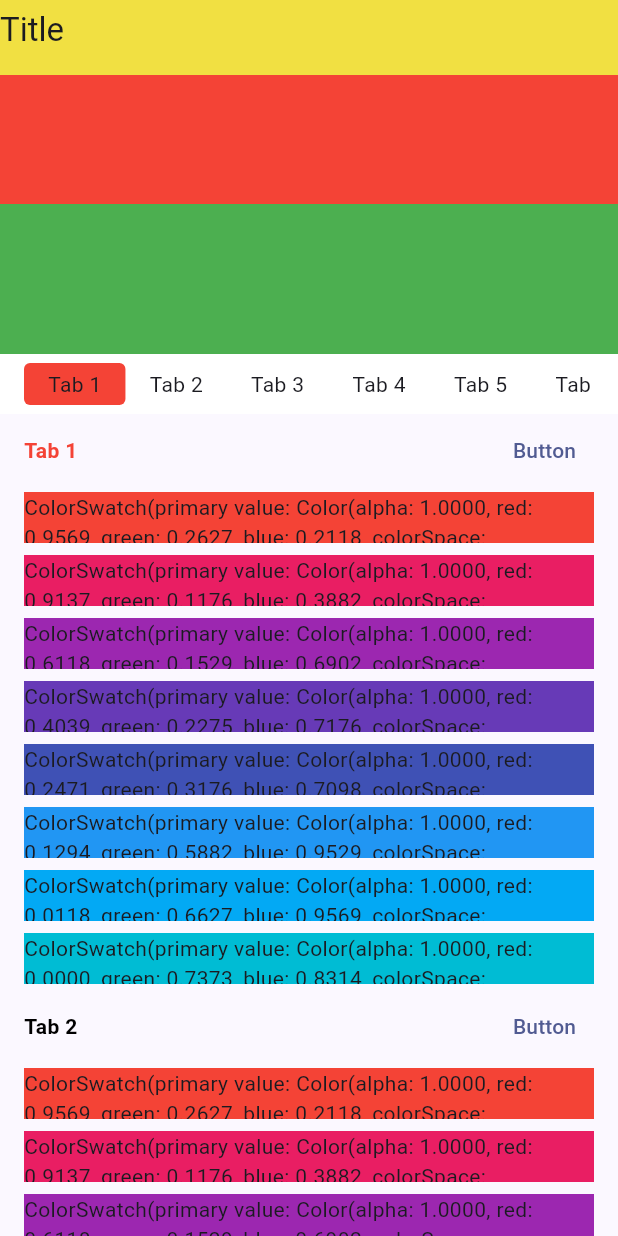
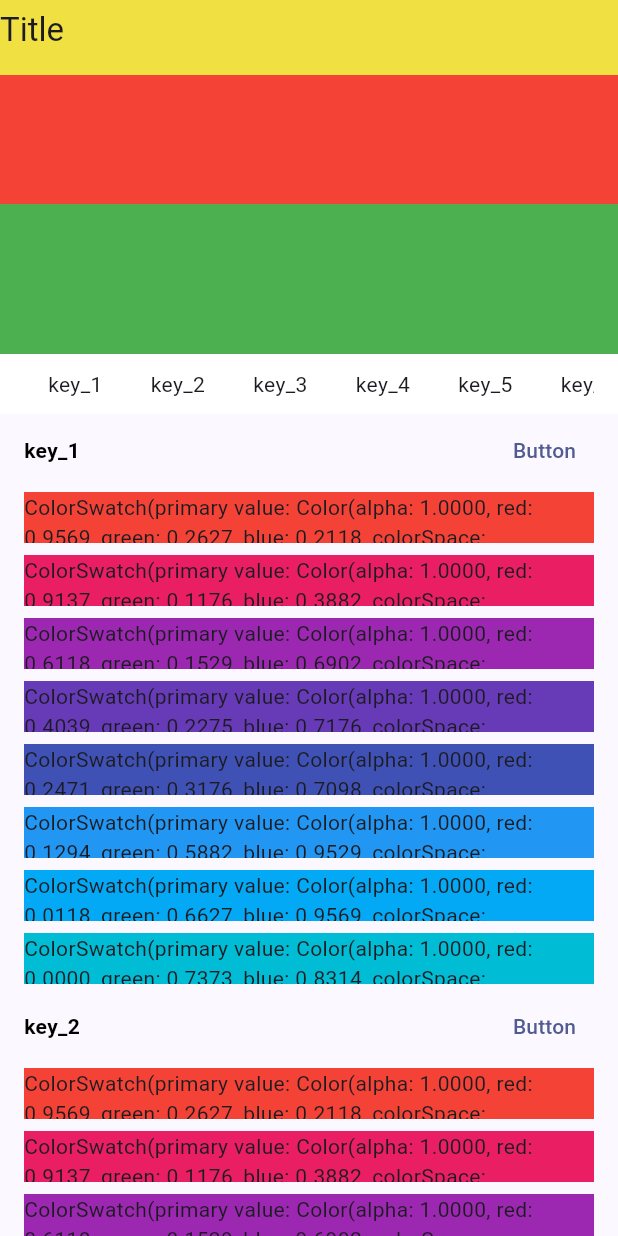
Before and after one commit to makromusic/mm_scrollable_tabs, a Flutter app: the screen it shows after launch, scrolled down 576 dp, on a phone screen of 412 x 824 dp. Run offline on Flutter 3.47's test engine with Material 3 defaults, Android fonts, the phone set to English and light mode, and no system bars.

Commit message:
Remove public globalKeys and labels

```diff
--- a/lib/src/mm_scrollable_tabs_bar.dart
+++ b/lib/src/mm_scrollable_tabs_bar.dart
@@ -12,10 +12,7 @@ class MMScrollableTabsBar<T> extends StatefulWidget {
   final MMScrollableTabsController<T> controller;
   final double firstItemLeftPadding;
   final double lastItemRightPadding;
-  final Widget Function(
-    MMScrollableTabsItem<T> tab,
-    bool active,
-  ) buildTabWidget;
+  final Widget Function(T key, bool active) buildTabWidget;
 
   @override
   State<MMScrollableTabsBar<T>> createState() => _MMScrollableTabsBarState<T>();
@@ -71,21 +68,16 @@ class _MMScrollableTabsBarState<T> extends State<MMScrollableTabsBar<T>> {
   @override
   Widget build(BuildContext context) {
     final children = <Widget>[];
-    children.add(
-      SizedBox(width: widget.firstItemLeftPadding),
-    );
+
+    children.add(SizedBox(width: widget.firstItemLeftPadding));
     children.addAll(widget.controller.tabs.map((tab) {
       return GestureDetector(
-        onTap: () {
-          widget.controller._autoScrollToTab(tab);
-        },
-        child: widget.buildTabWidget(tab, active?.key == tab.key),
+        onTap: () => widget.controller._autoScrollToTab(tab),
+        child: widget.buildTabWidget(tab.key, active?.key == tab.key),
       );
     }).toList());
+    children.add(SizedBox(width: widget.lastItemRightPadding));
 
-    children.add(
-      SizedBox(width: widget.lastItemRightPadding),
-    );
     return SingleChildScrollView(
       scrollDirection: Axis.horizontal,
       controller: tabScrollController,
--- a/lib/src/mm_scrollable_tabs_body.dart
+++ b/lib/src/mm_scrollable_tabs_body.dart
@@ -16,10 +16,7 @@ class MMNestedScrollableTabsBody<T> extends StatefulWidget {
   final double pinnedToolbarHeight;
   final Curve curve;
   final Duration duration;
-  final Widget? Function(
-    MMScrollableTabsItem<T> tab,
-    bool active,
-  ) buildContentWidget;
+  final Widget? Function(T key, bool active) buildContentWidget;
 
   @override
   State<MMNestedScrollableTabsBody> createState() =>
@@ -73,7 +70,8 @@ class _MMNestedScrollableTabsBodyState<T>
   }
 
   void calculateLastContentHeight() {
-    final renderBox = widget.controller.tabs.last.globalKey.currentContext
+    if (widget.controller.tabs.isEmpty) return;
+    final renderBox = widget.controller.tabs.last._globalKey.currentContext
         ?.findRenderObject() as RenderBox?;
     final height = renderBox?.size.height;
     if (height != null) {
@@ -89,6 +87,8 @@ class _MMNestedScrollableTabsBodyState<T>
   }
 
   void autoAnimateToTab(MMScrollableTabsItem<T> tab) {
+    assert(widget.controller.tabs.isNotEmpty);
+
     if (!mounted) return;
     if (nestedScrollViewState == null) return;
     if (initialTopOffsets[tab] == null) return;
@@ -158,9 +158,10 @@ class _MMNestedScrollableTabsBodyState<T>
   }
 
   Map<MMScrollableTabsItem<T>, double> calculateOffsets() {
+    if (widget.controller.tabs.isEmpty) return {};
     final topOffsets = <MMScrollableTabsItem<T>, double>{};
     for (final tab in widget.controller.tabs) {
-      final offset = findTopOffset(tab.globalKey);
+      final offset = findTopOffset(tab._globalKey);
       if (offset == null) continue;
       topOffsets[tab] = offset;
     }
@@ -173,13 +174,13 @@ class _MMNestedScrollableTabsBodyState<T>
       builder: (context, constraints) {
         final slivers = widget.controller.tabs.map((tab) {
           Widget? child = widget.buildContentWidget(
-            tab,
-            active?.globalKey == tab.globalKey,
+            tab.key,
+            active?._globalKey == tab._globalKey,
           );
 
           child ??= const SizedBox();
 
-          return SliverToBoxAdapter(child: child);
+          return SliverToBoxAdapter(key: tab._globalKey, child: child);
         }).toList();
 
         final height = constraints.maxHeight -
--- a/lib/src/mm_scrollable_tabs_controller.dart
+++ b/lib/src/mm_scrollable_tabs_controller.dart
@@ -2,29 +2,26 @@ part of '../mm_scrollable_tabs.dart';
 
 class MMScrollableTabsItem<T> {
   MMScrollableTabsItem({
-    required this.label,
     required this.key,
-  }) : globalKey = GlobalKey();
+  }) : _globalKey = GlobalKey();
 
   final T key;
-  final String label;
-  final GlobalKey globalKey;
+  final GlobalKey _globalKey;
 
   @override
-  String toString() => 'MMScrollableTabsItem(label: $label, key: $key)';
+  String toString() => 'MMScrollableTabsItem(key: $key)';
 
   @override
   bool operator ==(Object other) {
     if (identical(this, other)) return true;
 
     return other is MMScrollableTabsItem<T> &&
-        other.label == label &&
         other.key == key &&
-        other.globalKey == globalKey;
+        other._globalKey == _globalKey;
   }
 
   @override
-  int get hashCode => label.hashCode ^ key.hashCode ^ globalKey.hashCode;
+  int get hashCode => key.hashCode ^ _globalKey.hashCode;
 }
 
 typedef MMScrollableTabsControllerListener<T> = void Function(
@@ -34,8 +31,7 @@ typedef MMScrollableTabsControllerListener<T> = void Function(
 class MMScrollableTabsController<T> {
   MMScrollableTabsController({
     required this.tabs,
-  })  : assert(tabs.isNotEmpty),
-        assert(tabs.map((e) => e.key).toSet().length == tabs.length);
+  }) : assert(tabs.map((e) => e.key).toSet().length == tabs.length);
 
   final List<MMScrollableTabsItem<T>> tabs;
 
--- a/nested_scroll_example/lib/main.dart
+++ b/nested_scroll_example/lib/main.dart
@@ -72,8 +72,7 @@ class _HomePageState extends State<HomePage> {
   void initState() {
     scrollController = ScrollController();
     final tabs = [
-      for (int i = 1; i <= 10; i++)
-        MMScrollableTabsItem(label: 'Tab $i', key: 'key_$i'),
+      for (int i = 1; i <= 10; i++) MMScrollableTabsItem(key: 'key_$i'),
     ];
 
     controller = MMScrollableTabsController<String>(tabs: tabs);
@@ -143,7 +142,7 @@ class _HomePageState extends State<HomePage> {
                   child: Center(
                     child: MMScrollableTabsBar<String>(
                       controller: controller,
-                      buildTabWidget: (tab, active) {
+                      buildTabWidget: (key, active) {
                         return Container(
                           padding: const EdgeInsets.symmetric(
                             horizontal: 16.0,
@@ -153,7 +152,7 @@ class _HomePageState extends State<HomePage> {
                             color: active ? Colors.red : Colors.transparent,
                             borderRadius: BorderRadius.circular(4.0),
                           ),
-                          child: Text(tab.label),
+                          child: Text(key),
                         );
                       },
                     ),
@@ -168,9 +167,8 @@ class _HomePageState extends State<HomePage> {
             return MMNestedScrollableTabsBody<String>(
               controller: controller,
               pinnedToolbarHeight: pinnedToolbarHeight,
-              buildContentWidget: (tab, active) {
+              buildContentWidget: (key, active) {
                 return Column(
-                  key: tab.globalKey,
                   crossAxisAlignment: CrossAxisAlignment.start,
                   children: [
                     Padding(
@@ -182,7 +180,7 @@ class _HomePageState extends State<HomePage> {
                         mainAxisAlignment: MainAxisAlignment.spaceBetween,
                         children: [
                           Text(
-                            tab.label,
+                            key,
                             style: TextStyle(
                               color: active ? Colors.red : Colors.black,
                               fontWeight: FontWeight.bold,
@@ -190,7 +188,7 @@ class _HomePageState extends State<HomePage> {
                           ),
                           TextButton(
                             onPressed: () {
-                              if (tab.key == 'key_1') {
+                              if (key == 'key_1') {
                                 debugPrint('Tab 1');
                               }
                             },
```
